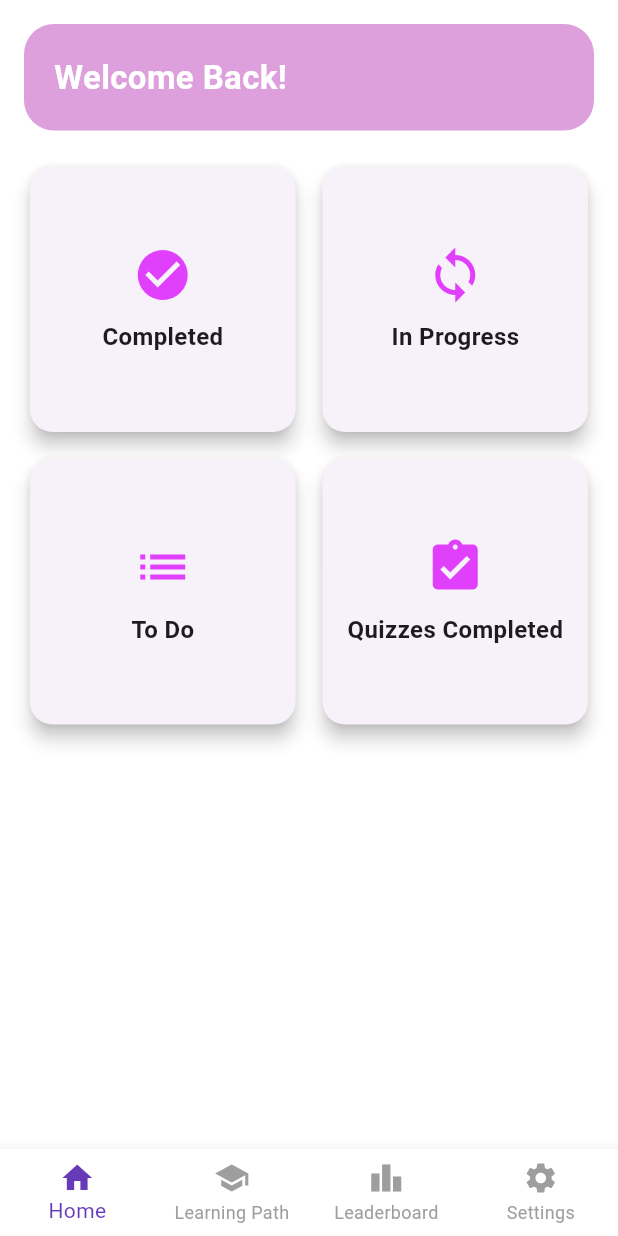
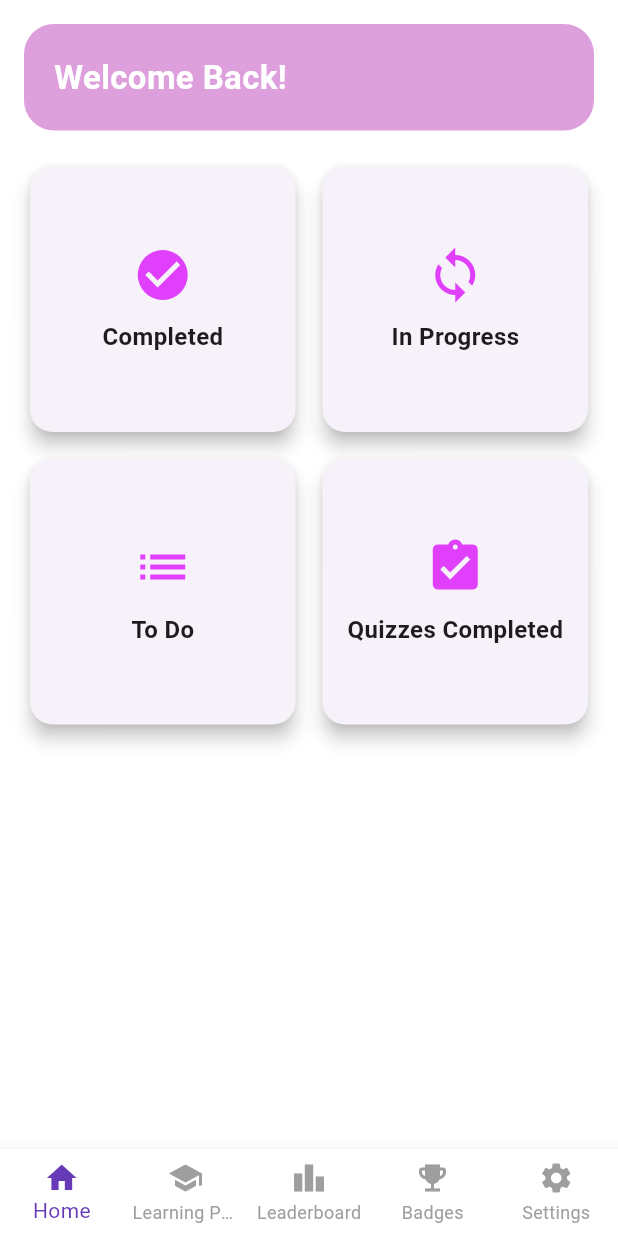
Before and after one commit to Sreeenandana/learnloop, a Flutter app: the HomePage screen opened by its route, on a phone screen of 412 x 824 dp. Run offline on Flutter 3.47's test engine with Material 3 defaults, Android fonts, the phone set to English and light mode, and no system bars; our stand-ins replace cloud_firestore, firebase_auth, firebase_core, firebase_storage, google_generative_ai, google_sign_in and 2 more; accounts and stored records are empty.

Commit message:
badge page

```diff
--- a/lib/home.dart
+++ b/lib/home.dart
@@ -2,6 +2,7 @@ import 'package:flutter/material.dart';
 import 'package:learnloop/settings.dart';
 import 'path.dart';
 import 'weekly_leaderboard.dart';
+import 'badges.dart';
 
 class HomePage extends StatefulWidget {
   const HomePage({super.key});
@@ -17,7 +18,7 @@ class _HomePageState extends State<HomePage> {
     HomeScreen(),
     LearningPathPage(),
     WeeklyLeaderboard(),
-    //BadgesPage(),
+    BadgesPage(),
     SettingsPage(),
   ];
 
@@ -34,10 +35,14 @@ class _HomePageState extends State<HomePage> {
       bottomNavigationBar: BottomNavigationBar(
         items: const <BottomNavigationBarItem>[
           BottomNavigationBarItem(icon: Icon(Icons.home), label: 'Home'),
-          BottomNavigationBarItem(icon: Icon(Icons.school), label: 'Learning Path'),
-          BottomNavigationBarItem(icon: Icon(Icons.leaderboard), label: 'Leaderboard'),
-         // BottomNavigationBarItem(icon: Icon(Icons.emoji_events), label: 'Badges'),
-          BottomNavigationBarItem(icon: Icon(Icons.settings), label: 'Settings'),
+          BottomNavigationBarItem(
+              icon: Icon(Icons.school), label: 'Learning Path'),
+          BottomNavigationBarItem(
+              icon: Icon(Icons.leaderboard), label: 'Leaderboard'),
+          BottomNavigationBarItem(
+              icon: Icon(Icons.emoji_events), label: 'Badges'),
+          BottomNavigationBarItem(
+              icon: Icon(Icons.settings), label: 'Settings'),
         ],
         currentIndex: _selectedIndex,
         selectedItemColor: Colors.deepPurple,
@@ -92,7 +97,8 @@ class HomeScreen extends StatelessWidget {
                     _buildFeatureCard("Completed", Icons.check_circle),
                     _buildFeatureCard("In Progress", Icons.sync),
                     _buildFeatureCard("To Do", Icons.list),
-                    _buildFeatureCard("Quizzes Completed", Icons.assignment_turned_in),
+                    _buildFeatureCard(
+                        "Quizzes Completed", Icons.assignment_turned_in),
                   ],
                 ),
               ),
@@ -112,7 +118,8 @@ class HomeScreen extends StatelessWidget {
         children: [
           Icon(icon, size: 40, color: Colors.purpleAccent),
           SizedBox(height: 10),
-          Text(title, style: TextStyle(fontSize: 16, fontWeight: FontWeight.bold)),
+          Text(title,
+              style: TextStyle(fontSize: 16, fontWeight: FontWeight.bold)),
         ],
       ),
     );
--- a/lib/services/badges.dart
+++ b/lib/services/badges.dart
@@ -63,6 +63,7 @@ class BadgeService {
         print("🏆 First completed subtopic detected: $completedSubtopic");
         await badgesRef.doc("first_subtopic_completion").set({
           "id": "first_subtopic_completion",
+          "name": "Beginner Learner",
           "earnedAt": FieldValue.serverTimestamp(),
         });
         _showCongratulations(context, onContinue);
--- a/lib/settings.dart
+++ b/lib/settings.dart
@@ -196,7 +196,7 @@ class _ProfilePageState extends State<ProfilePage> {
           await _firestore
               .collection('users')
               .doc(user.uid)
-              .update({'username': _usernameController.text});
+              .update({'Username': _usernameController.text});
 
           setState(() {
             _username = _usernameController.text;
```
Also changed, not shown: lib/badges.dart (added, +94 -0 lines).
